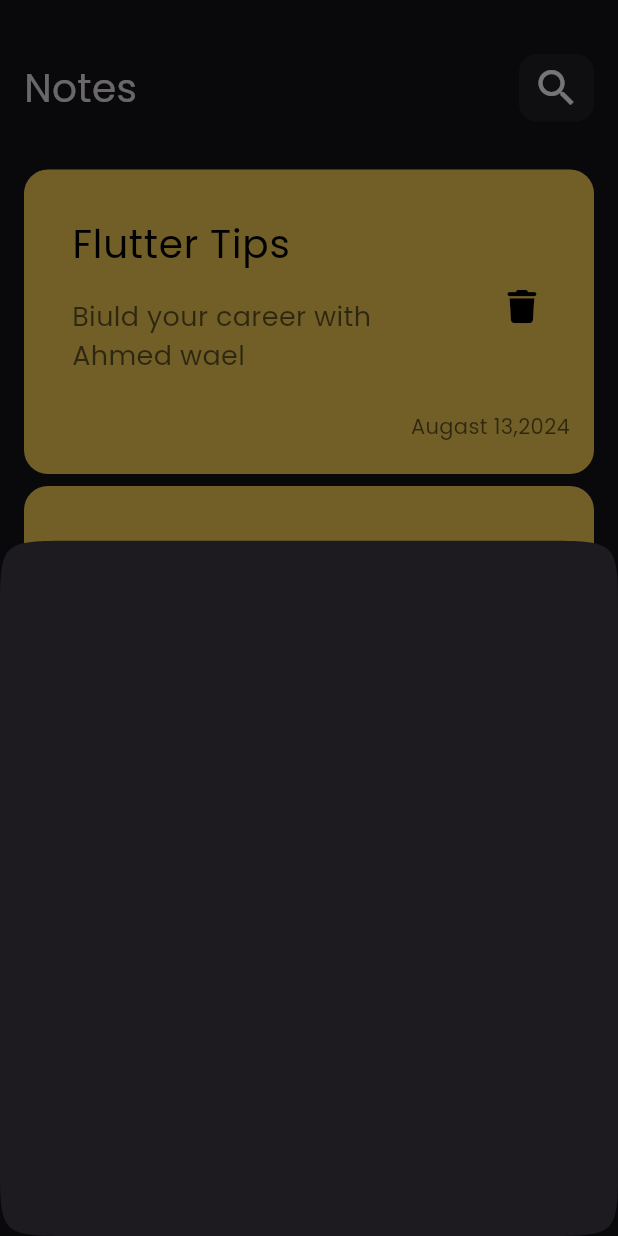
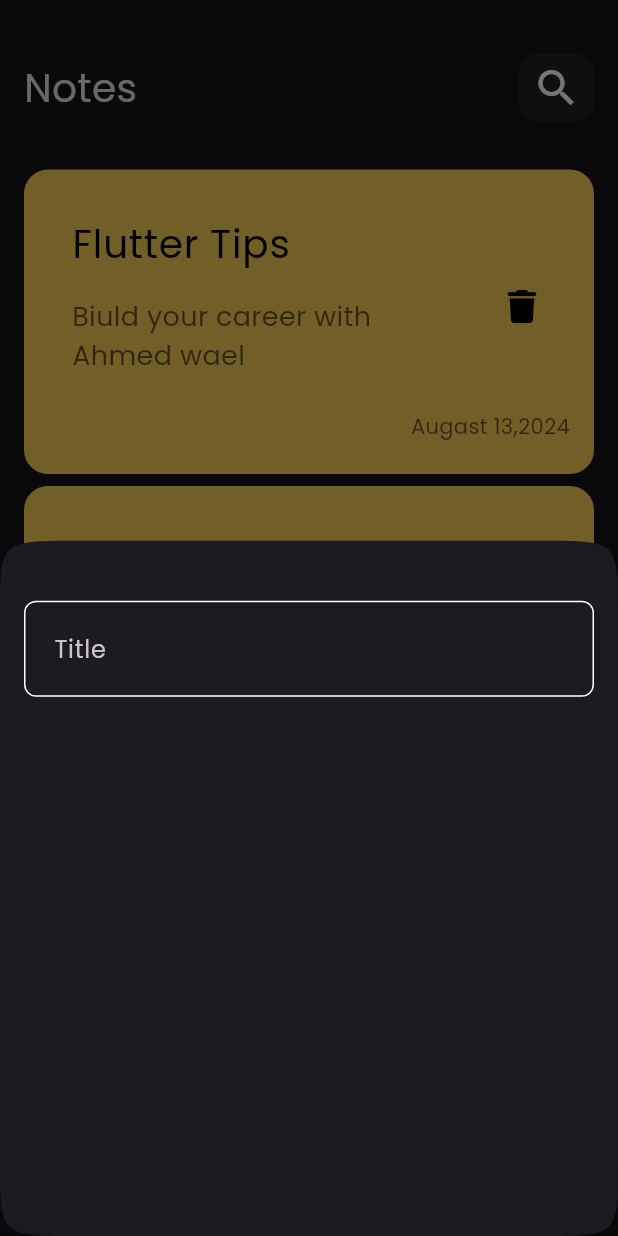
Before and after one commit to ahmedwael111/notes-app, a Flutter app: the screen it shows after launch, after a tap on the "add" icon, on a phone screen of 412 x 824 dp. Run offline on Flutter 3.47's test engine with Material 3 defaults, Android fonts, the phone set to English and light mode, and no system bars; our stand-ins replace font_awesome_flutter.

Commit message:
create coustom Text field

```diff
--- /dev/null
+++ b/lib/constants.dart
@@ -0,0 +1,3 @@
+import 'package:flutter/material.dart';
+
+const kPrimaryColor = Color.fromARGB(255, 33, 229, 243);
--- a/lib/widgets/add_note_bottom_Sheet.dart
+++ b/lib/widgets/add_note_bottom_Sheet.dart
@@ -1,10 +1,21 @@
 import 'package:flutter/material.dart';
+import 'package:notes_app/widgets/coustm_text_field.dart';
 
 class AddNoteBottomSheet extends StatelessWidget {
   const AddNoteBottomSheet({super.key});
 
   @override
   Widget build(BuildContext context) {
-    return Container();
+    return const Padding(
+      padding: EdgeInsets.symmetric(horizontal: 16),
+      child: Column(
+        children: [
+          SizedBox(
+            height: 40,
+          ),
+          CostomTextField()
+        ],
+      ),
+    );
   }
 }
--- /dev/null
+++ b/lib/widgets/coustm_text_field.dart
@@ -0,0 +1,24 @@
+import 'package:flutter/material.dart';
+import 'package:notes_app/constants.dart';
+
+class CostomTextField extends StatelessWidget {
+  const CostomTextField({super.key});
+
+  @override
+  Widget build(BuildContext context) {
+    return TextField(
+      cursorColor: kPrimaryColor,
+      decoration: InputDecoration(
+          contentPadding:
+              const EdgeInsets.symmetric(horizontal: 16, vertical: 20),
+          hintText: 'Title',
+          border: builderBorder(),
+          enabledBorder: builderBorder(),
+          focusedBorder: builderBorder(kPrimaryColor)),
+    );
+  }
+
+  OutlineInputBorder builderBorder([color]) => OutlineInputBorder(
+      borderRadius: BorderRadius.circular(8),
+      borderSide: BorderSide(color: color ?? Colors.white));
+}
```
